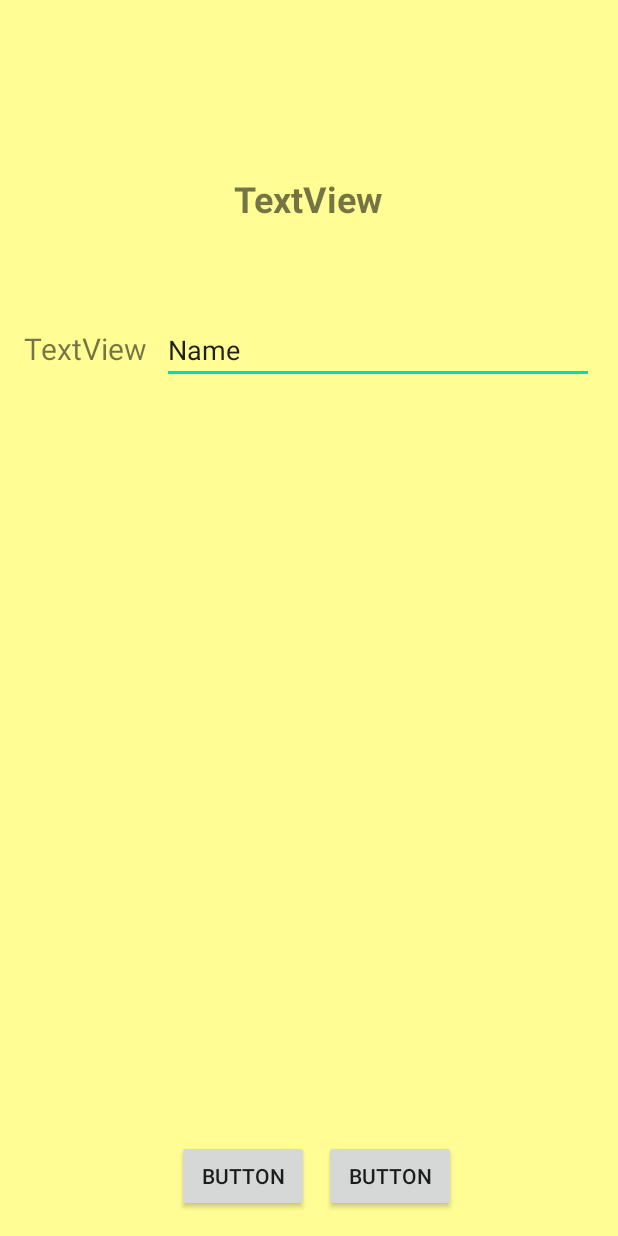
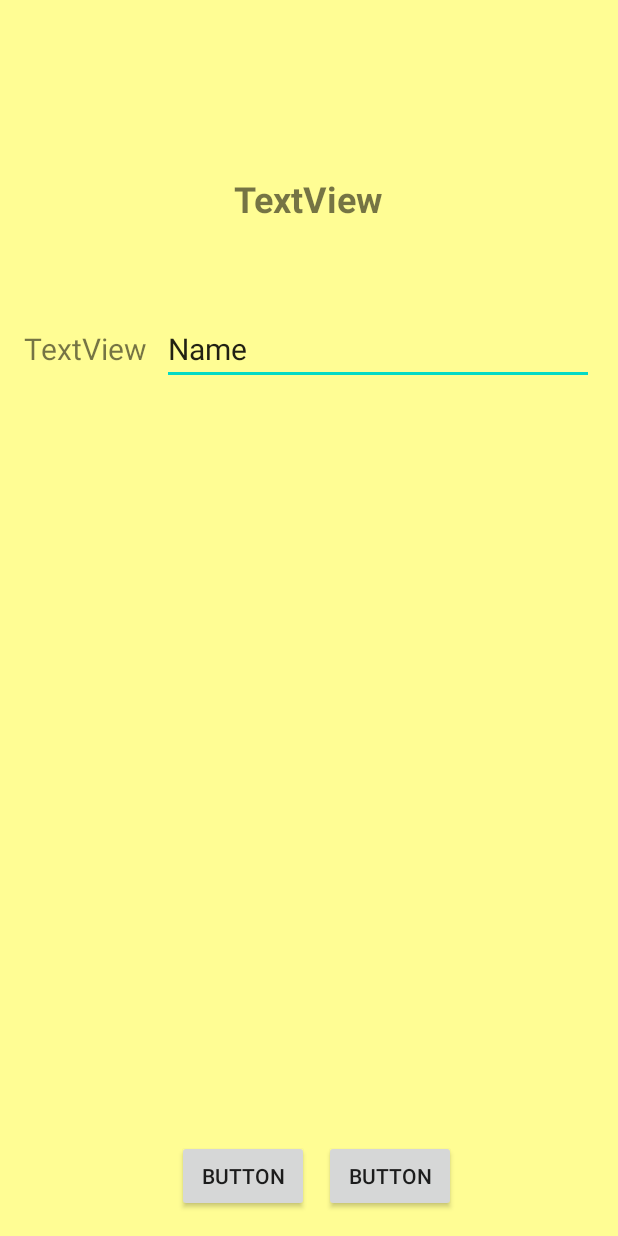
Before and after one commit to rtelesko/TestLayout, an Android app: the layout activity_main2.xml on its own in the app's theme, with its tools: preview values and no code run, on a phone screen of 412 x 824 dp. Run offline under Robolectric (Android 15) with nearby library versions, the phone set to English and light mode, and no system bars.

Commit message:
Second commit

```diff
--- a/app/src/main/res/layout/activity_main2.xml
+++ b/app/src/main/res/layout/activity_main2.xml
@@ -31,7 +31,7 @@
         android:layout_toRightOf="@id/textView4"
         android:layout_marginLeft="10dp"
         android:layout_alignBaseline="@id/textView4"
-        android:ems="10"
+        android:textSize="20sp"
         android:inputType="textPersonName"
         android:text="Name" />
 
```
